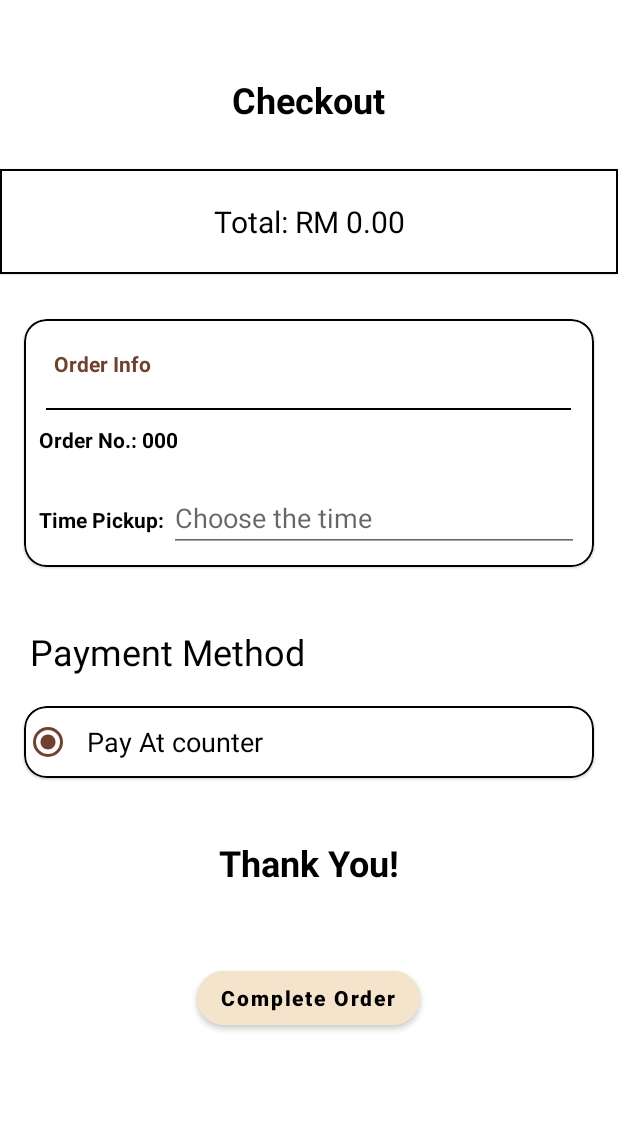
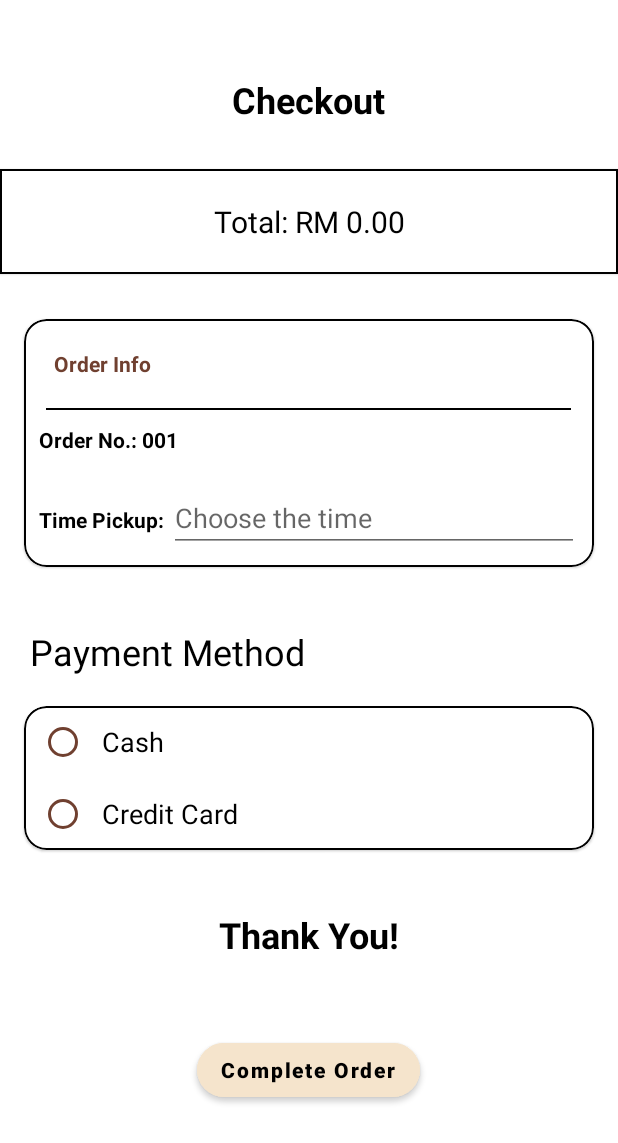
Before and after one commit to KhairulEidlan/NgopiCafe, an Android app: the AppPaymentActivity screen opened directly, with no data from a screen before it, after a tap on "Complete Order", on a phone screen of 412 x 824 dp. Shown: the top 1143 px of the screen. Run offline under Robolectric (Android 15) with nearby library versions, the phone set to English and light mode, and no system bars; our stand-ins replace Firebase (no records; nobody signed in at launch, a user with empty details on screens opened directly).

Commit message:
Update Payment Activity

```diff
--- a/app/src/main/AndroidManifest.xml
+++ b/app/src/main/AndroidManifest.xml
@@ -16,7 +16,7 @@
             android:name=".admin.AdminRequestOrder"
             android:exported="true" />
         <activity
-            android:name=".AppSearchActivity"
+            android:name=".apps.AppSearchActivity"
             android:exported="true" />
         <activity
             android:name=".admin.EditAdminMenu"
--- a/app/src/main/java/com/example/ngopi/apps/AppPaymentActivity.java
+++ b/app/src/main/java/com/example/ngopi/apps/AppPaymentActivity.java
@@ -2,16 +2,26 @@
 
 import androidx.annotation.NonNull;
 import androidx.appcompat.app.AppCompatActivity;
+import androidx.core.content.ContextCompat;
 
+import android.app.Dialog;
 import android.app.TimePickerDialog;
 import android.content.Intent;
 import android.content.SharedPreferences;
 import android.graphics.Color;
 import android.graphics.drawable.ColorDrawable;
 import android.os.Bundle;
+import android.view.Gravity;
+import android.view.LayoutInflater;
 import android.view.View;
+import android.view.ViewGroup;
 import android.view.WindowManager;
+import android.widget.Button;
 import android.widget.EditText;
+import android.widget.RadioButton;
+import android.widget.RadioGroup;
+import android.widget.TableLayout;
+import android.widget.TableRow;
 import android.widget.TextView;
 import android.widget.TimePicker;
 import android.widget.Toast;
@@ -49,9 +59,14 @@
 
     TextView lblTotal, lblOrderNo;
     EditText txtTime;
+    RadioGroup rgPaymentMethod;
+    RadioButton rbSelectedMethod;
+
     TimePickerDialog timePickerDialog;
     Calendar calendar;
     int currentHour,currentMinute,tHour,tMinute;
+
+    private Dialog paymentDialog;
 
     @Override
     protected void onCreate(Bundle savedInstanceState) {
@@ -112,6 +127,10 @@
             timePickerDialog.updateTime(tHour,tMinute);
             timePickerDialog.show();
         });
+
+        rgPaymentMethod = findViewById(R.id.paymentMethod);
+
+        paymentDialog = new Dialog(this);
     }
 
     private void generateOrderNo() {
@@ -132,7 +151,7 @@
                         if (taskOrder.getResult().size() == 1){
                             orderNo = "001";
                         } else {
-                            int counter = 0;
+                            int counter = 1;
                             for (QueryDocumentSnapshot ignored : taskOrder.getResult()){
                                 counter++;
                             }
@@ -150,9 +169,49 @@
                 });
     }
 
+    public void complete(View view) {
+        int selectedPaymentMethodId = rgPaymentMethod.getCheckedRadioButtonId();
 
-    public void complete(View view) {
-        if (!txtTime.getText().toString().isEmpty()){
+        if (!txtTime.getText().toString().isEmpty() && selectedPaymentMethodId != -1){
+
+            rbSelectedMethod = findViewById(selectedPaymentMethodId);
+
+            if(rbSelectedMethod.getText().toString().equals("Credit Card")){
+                view = LayoutInflater.from(view.getContext()).inflate(R.layout.dialog_app_payment,null);
+
+                paymentDialog.setContentView(view);
+                paymentDialog.getWindow().setBackgroundDrawable(ContextCompat.getDrawable(view.getContext(), R.drawable.dialog_background));
+                paymentDialog.getWindow().setLayout(ViewGroup.LayoutParams.WRAP_CONTENT,ViewGroup.LayoutParams.WRAP_CONTENT);
+                paymentDialog.getWindow().getAttributes().windowAnimations = R.style.animation;
+
+
+                EditText creditCardNo;
+                Button btnOk;
+
+                creditCardNo = view.findViewById(R.id.creditCardNo);
+                btnOk = view.findViewById(R.id.btnOk);
+
+                btnOk.setOnClickListener(v -> {
+                    if(!creditCardNo.getText().toString().isEmpty()){
+                        toDatabase();
+                    } else {
+                        Toast.makeText(v.getContext(), "Please insert your credit card number to proceed", Toast.LENGTH_SHORT).show();
+                    }
+                });
+
+                paymentDialog.setCancelable(true);
+                paymentDialog.show();
+            } else {
+                toDatabase();
+            }
+        } else {
+            Toast.makeText(this, "Please select time to pickup your order and your payment method", Toast.LENGTH_SHORT).show();
+        }
+
+    }
+
+    private void toDatabase() {
+
         try {
             db.collection("Users")
                     .whereEqualTo("username",username)
@@ -195,12 +254,9 @@
                             }
                         }
                     });
+
         } catch (Exception ex){
             Toast.makeText(this, "Error in processing payment", Toast.LENGTH_SHORT).show();
         }
-        } else {
-            Toast.makeText(this, "Please select time to pickup your order", Toast.LENGTH_SHORT).show();
-        }
-
     }
 }
--- a/app/src/main/java/com/example/ngopi/apps/rv/RvSearchAdapter.java
+++ b/app/src/main/java/com/example/ngopi/apps/rv/RvSearchAdapter.java
@@ -6,7 +6,6 @@
 import android.view.LayoutInflater;
 import android.view.View;
 import android.view.ViewGroup;
-import android.widget.AdapterView;
 import android.widget.ArrayAdapter;
 import android.widget.Button;
 import android.widget.ImageView;
@@ -18,12 +17,10 @@
 import androidx.recyclerview.widget.RecyclerView;
 
 import com.bumptech.glide.Glide;
-import com.example.ngopi.AppSearchActivity;
 import com.example.ngopi.R;
 import com.example.ngopi.apps.model.Order;
 import com.example.ngopi.apps.model.OrderDetail;
 import com.google.firebase.firestore.CollectionReference;
-import com.google.firebase.firestore.DocumentSnapshot;
 import com.google.firebase.firestore.FirebaseFirestore;
 import com.google.firebase.firestore.QueryDocumentSnapshot;
 import com.google.firebase.firestore.QuerySnapshot;
--- a/app/src/main/res/layout/activity_app_payment.xml
+++ b/app/src/main/res/layout/activity_app_payment.xml
@@ -165,17 +165,32 @@
         app:strokeWidth="1dp">
 
         <RadioGroup
+            android:id="@+id/paymentMethod"
             android:layout_width="match_parent"
             android:layout_height="wrap_content">
 
             <RadioButton
-                android:layout_width="wrap_content"
+                android:id="@+id/rbCash"
+                android:layout_width="match_parent"
                 android:layout_height="wrap_content"
+                android:layout_marginStart="10dp"
+                android:layout_marginEnd="10dp"
                 android:padding="10dp"
-                android:text="Pay At counter"
+                android:text="Cash"
                 android:textSize="18sp"
-                android:checked="true"
                 android:buttonTint="#704030"/>
+
+            <RadioButton
+                android:id="@+id/rbCredit"
+                android:layout_width="match_parent"
+                android:layout_height="wrap_content"
+                android:layout_marginStart="10dp"
+                android:layout_marginEnd="10dp"
+                android:padding="10dp"
+                android:text="Credit Card"
+                android:textSize="18sp"
+                android:buttonTint="#704030"/>
+
 
         </RadioGroup>
 
--- a/app/src/main/res/layout/activity_app_search.xml
+++ b/app/src/main/res/layout/activity_app_search.xml
@@ -4,7 +4,7 @@
     xmlns:tools="http://schemas.android.com/tools"
     android:layout_width="match_parent"
     android:layout_height="match_parent"
-    tools:context=".AppSearchActivity"
+    tools:context=".apps.AppSearchActivity"
     android:orientation="vertical">
 
     <RelativeLayout
--- a/app/src/main/res/layout/fragment_app_cart.xml
+++ b/app/src/main/res/layout/fragment_app_cart.xml
@@ -22,7 +22,7 @@
     <androidx.recyclerview.widget.RecyclerView
         android:id="@+id/rcview"
         android:layout_width="match_parent"
-        android:layout_height="450dp"
+        android:layout_height="420dp"
         android:layout_below="@+id/cart_text"
         android:layout_alignParentEnd="true"
         android:layout_marginTop="20dp"
```
Also changed, not shown: app/src/main/java/com/example/ngopi/AppSearchActivity.java (deleted, +0 -136 lines), app/src/main/java/com/example/ngopi/apps/AppSearchActivity.java (added, +111 -0 lines), app/src/main/java/com/example/ngopi/apps/fragment/Home.java (+1 -7 lines), app/src/main/res/layout/dialog_app_payment.xml (added, +42 -0 lines). Lines whose indentation alone changed are shown as unchanged.
